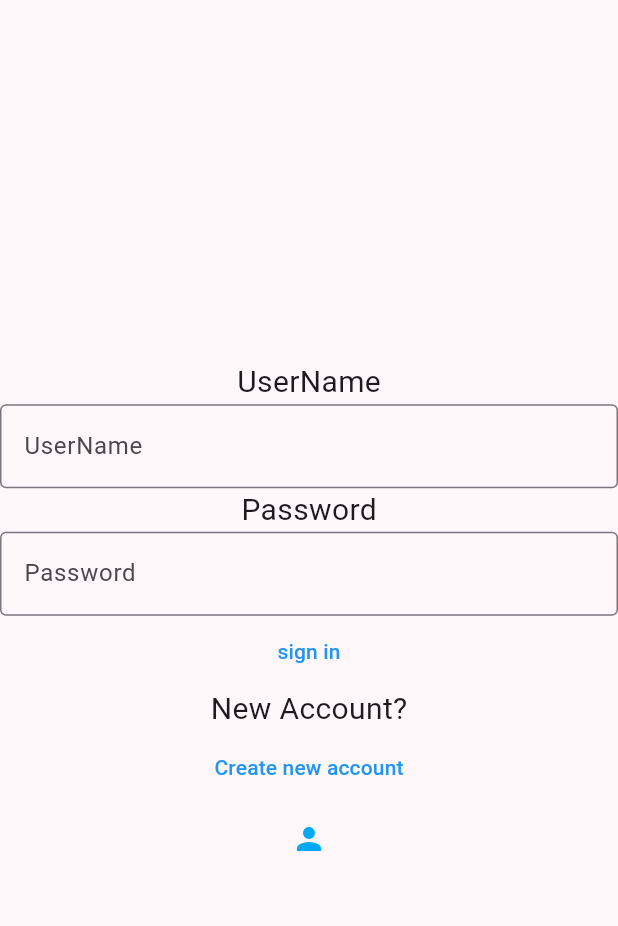
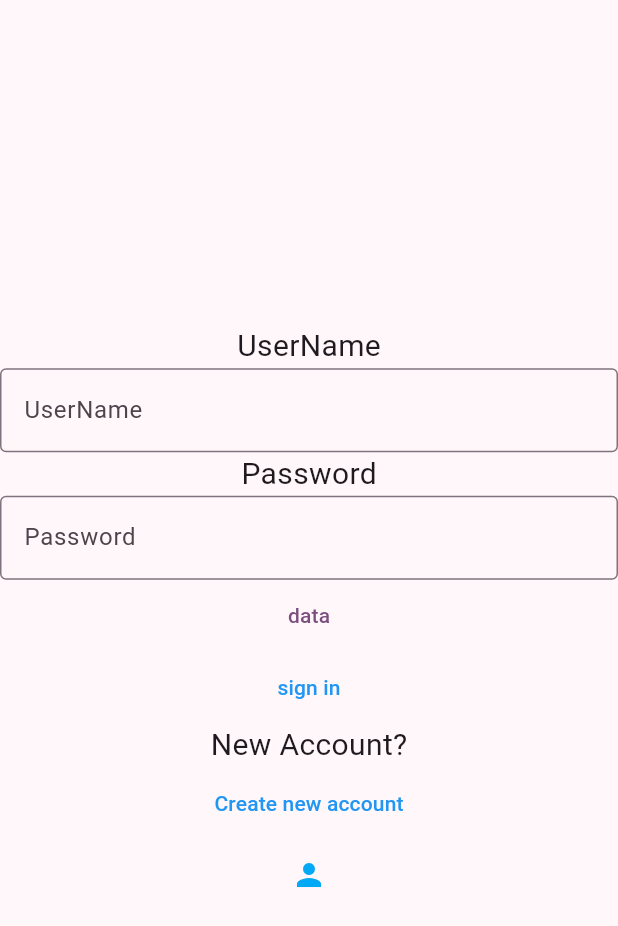
Before and after one commit to Leen-shaieb/Final_project, a Flutter app: the screen it shows after launch, on a phone screen of 412 x 824 dp. Shown: the top 926 px of the screen. Run offline on Flutter 3.47's test engine with Material 3 defaults, Android fonts, the phone set to English and light mode, and no system bars.

```diff
--- a/lib/main.dart
+++ b/lib/main.dart
@@ -2,12 +2,12 @@ import 'package:final_project/Views/EditProfileScreen.dart';
 import 'package:final_project/Views/HomePageScreen.dart';
 import 'package:flutter/material.dart';
 import 'package:final_project/Views/RegisterScreen.dart';
+
 void main() {
   runApp(const MyApp());
+}
 
-
-}
-//Leen
+List<String> gender=<String>["male","Fammale"];
 class MyApp extends StatelessWidget {
   const MyApp({super.key});
 
@@ -17,7 +17,6 @@ class MyApp extends StatelessWidget {
     return MaterialApp(
       title: 'Leen',
       theme: ThemeData(
-
         colorScheme: ColorScheme.fromSeed(seedColor: Colors.purple),
         useMaterial3: true,
       ),
@@ -29,7 +28,6 @@ class MyApp extends StatelessWidget {
 class MyHomePage extends StatefulWidget {
   const MyHomePage({super.key, required this.title});
 
-
   final String title;
 
   @override
@@ -38,19 +36,15 @@ class MyHomePage extends StatefulWidget {
 
 class _MyHomePageState extends State<MyHomePage> {
   int _counter = 0;
-
-
-
   void _incrementCounter() {
     setState(() {
-
       _counter++;
-
     });
   }
+
   @override
   Widget build(BuildContext context) {
-
+    final myController = TextEditingController();
     return Scaffold(
       /*appBar: AppBar(
 
@@ -59,66 +53,77 @@ class _MyHomePageState extends State<MyHomePage> {
         title: Text(widget.title),
       ),*/
       body: Center(
-
         child: Column(
-
           mainAxisAlignment: MainAxisAlignment.center,
           children: <Widget>[
-
-          Text("UserName",style:TextStyle( fontSize: 20),),
-           TextField(decoration: InputDecoration(
-               border: OutlineInputBorder(),
-               hintText: 'UserName'),),
-
-
-            Text("Password",style:TextStyle( fontSize: 20),),
+            Text(
+              "UserName",
+              style: TextStyle(fontSize: 20),
+            ),
             TextField(
+              decoration: InputDecoration(
+                  border: OutlineInputBorder(), hintText: 'UserName'),
+            ),
+            Text(
+              "Password",
+              style: TextStyle(fontSize: 20),
+            ),
+            TextField(
+              controller: myController,
               obscureText: true,
               decoration: InputDecoration(
-                border: OutlineInputBorder(),
-                hintText: 'Password'),),
-
+                  border: OutlineInputBorder(), hintText: 'Password'),
+            ),
+            TextButton(
+                onPressed: () => showDialog<String>(
+                    context: context,
+                    builder: (BuildContext context) => AlertDialog(
+                          title:  Text(myController.text),
+                        )),
+                child: Text("data")),
             TextButton(
               style: ButtonStyle(
                 foregroundColor: MaterialStateProperty.all<Color>(Colors.blue),
               ),
-              onPressed: () {   Navigator.push(
+              onPressed: () {
+                Navigator.push(
                   context,
-                MaterialPageRoute(builder: (context) => const Homepagescreen(title: "Homepage")),
-              );},
+                  MaterialPageRoute(
+                      builder: (context) =>
+                          const Homepagescreen(title: "Homepage")),
+                );
+              },
               child: Text('sign in'),
             ),
-
-
-            Text("New Account?",style:TextStyle( fontSize: 20),),
-
+            Text(
+              "New Account?",
+              style: TextStyle(fontSize: 20),
+            ),
             TextButton(
               style: ButtonStyle(
                 foregroundColor: MaterialStateProperty.all<Color>(Colors.blue),
-
               ),
               onPressed: () {
                 Navigator.push(
                   context,
-                MaterialPageRoute(builder: (context) => const RegisterScreen(title: "register")),
+                  MaterialPageRoute(
+                      builder: (context) =>
+                          const RegisterScreen(title: "register")),
                 );
               },
               child: Text('Create new account'),
-
             ),
-
             IconButton(
-               icon:Icon(Icons.person),
+              icon: Icon(Icons.person),
               color: Colors.lightBlue,
-
               onPressed: () {
                 Navigator.push(
                     context,
-                   MaterialPageRoute(builder: (context)=>const Editprofilescreen(title: 'EditProfile'))
-                 );
+                    MaterialPageRoute(
+                        builder: (context) =>
+                            const Editprofilescreen(title: 'EditProfile')));
               },
-
-           )
+            ),
 
             /*TextButton(
               style: ButtonStyle(
@@ -133,9 +138,13 @@ class _MyHomePageState extends State<MyHomePage> {
               child: Text('Homepage'),
             )*/
 
+            /*DropdownButton(
+                value: "gender",
+
+                items: items,
+                 onChanged: onChanged)*/
           ],
         ),
-
       ),
       // This trailing comma makes auto-formatting nicer for build methods.
     );
```
Lines whose indentation alone changed are shown as unchanged.
